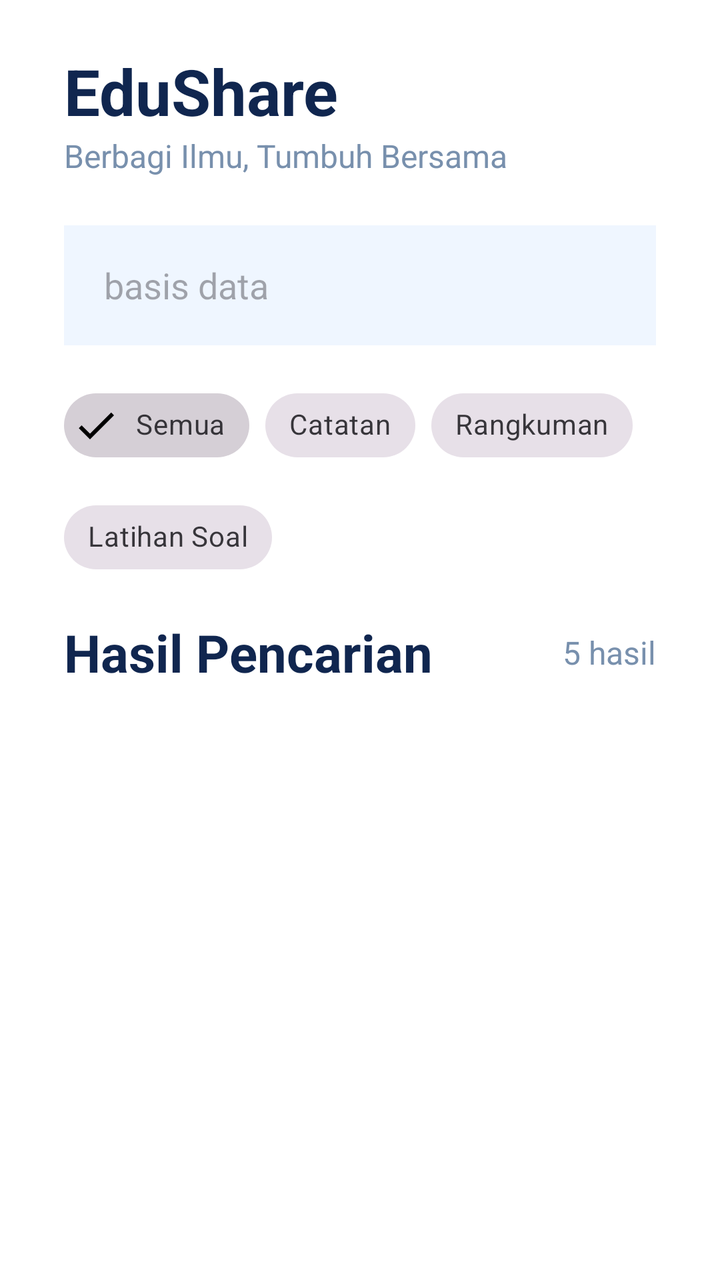
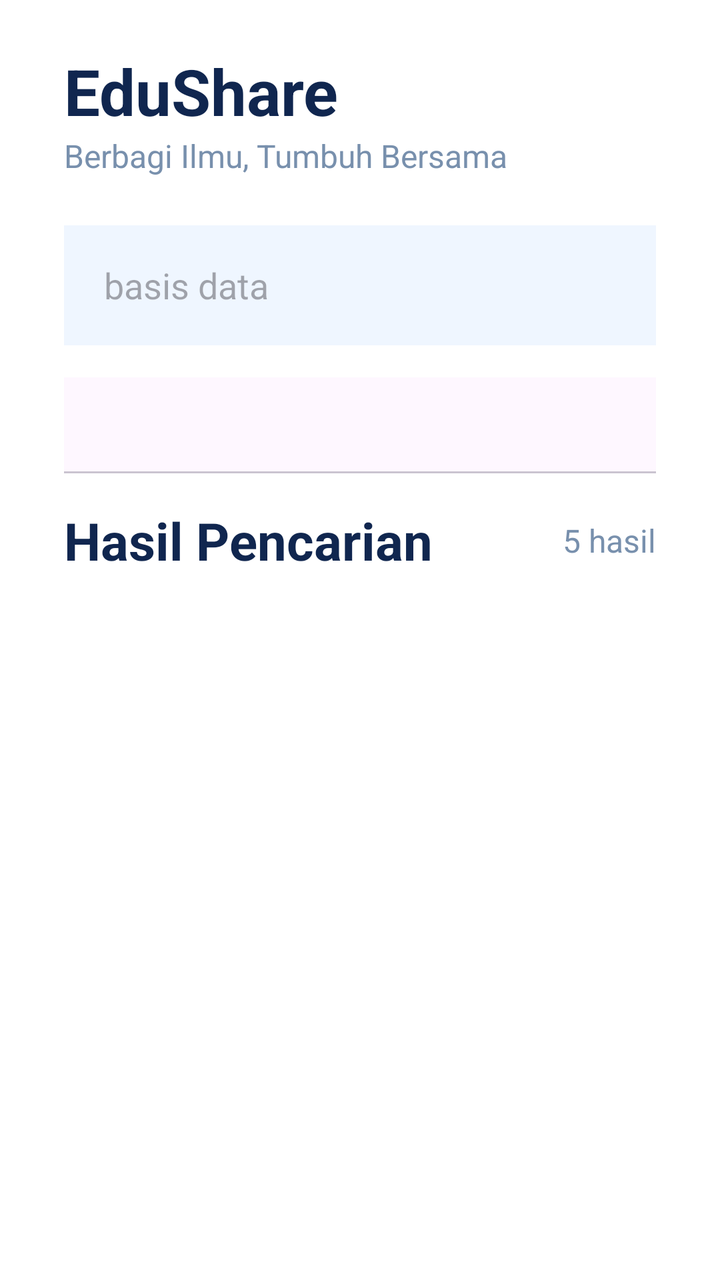

Two renders of the same Android screen: before a commit and after it. Below are the layout's source before the change and the commit's diff.
<!-- AndroidManifest.xml: application theme Theme.Pertemuan3_tia -->
<!-- res/layout/fragment_search.xml -->
<?xml version="1.0" encoding="utf-8"?>
<androidx.constraintlayout.widget.ConstraintLayout
    xmlns:android="http://schemas.android.com/apk/res/android"
    xmlns:app="http://schemas.android.com/apk/res-auto"
    android:layout_width="match_parent"
    android:layout_height="match_parent"
    android:background="@android:color/white">

    <TextView
        android:id="@+id/txtLogo"
        android:layout_width="0dp"
        android:layout_height="wrap_content"
        android:layout_marginStart="32dp"
        android:layout_marginEnd="32dp"
        android:layout_marginTop="24dp"
        android:text="EduShare"
        android:textSize="32sp"
        android:textStyle="bold"
        android:textColor="#10264F"
        app:layout_constraintStart_toStartOf="parent"
        app:layout_constraintEnd_toEndOf="parent"
        app:layout_constraintTop_toTopOf="parent" />

    <TextView
        android:id="@+id/txtSubtitle"
        android:layout_width="0dp"
        android:layout_height="wrap_content"
        android:layout_marginStart="32dp"
        android:layout_marginEnd="32dp"
        android:text="Berbagi Ilmu, Tumbuh Bersama"
        android:textSize="16sp"
        android:textColor="#7890AD"
        app:layout_constraintStart_toStartOf="parent"
        app:layout_constraintEnd_toEndOf="parent"
        app:layout_constraintTop_toBottomOf="@id/txtLogo" />

    <EditText
        android:id="@+id/edtSearch"
        android:layout_width="0dp"
        android:layout_height="60dp"
        android:layout_marginStart="32dp"
        android:layout_marginEnd="32dp"
        android:layout_marginTop="24dp"
        android:hint="basis data"
        android:paddingStart="20dp"
        android:paddingEnd="20dp"
        android:background="#EFF6FF"
        android:singleLine="true"
        app:layout_constraintStart_toStartOf="parent"
        app:layout_constraintEnd_toEndOf="parent"
        app:layout_constraintTop_toBottomOf="@id/txtSubtitle" />

    <com.google.android.material.chip.ChipGroup
        android:id="@+id/chipGroupFilter"
        android:layout_width="0dp"
        android:layout_height="wrap_content"
        android:layout_marginStart="32dp"
        android:layout_marginEnd="16dp"
        android:layout_marginTop="16dp"
        app:singleSelection="true"
        app:selectionRequired="true"
        app:layout_constraintStart_toStartOf="parent"
        app:layout_constraintEnd_toEndOf="parent"
        app:layout_constraintTop_toBottomOf="@id/edtSearch">

        <com.google.android.material.chip.Chip
            android:id="@+id/chipSemua"
            android:layout_width="wrap_content"
            android:layout_height="wrap_content"
            android:checked="true"
            android:text="Semua"
            style="@style/Widget.MaterialComponents.Chip.Filter" />

        <com.google.android.material.chip.Chip
            android:id="@+id/chipCatatan"
            android:layout_width="wrap_content"
            android:layout_height="wrap_content"
            android:text="Catatan"
            style="@style/Widget.MaterialComponents.Chip.Filter" />

        <com.google.android.material.chip.Chip
            android:id="@+id/chipRangkuman"
            android:layout_width="wrap_content"
            android:layout_height="wrap_content"
            android:text="Rangkuman"
            style="@style/Widget.MaterialComponents.Chip.Filter" />

        <com.google.android.material.chip.Chip
            android:id="@+id/chipLatihanSoal"
            android:layout_width="wrap_content"
            android:layout_height="wrap_content"
            android:text="Latihan Soal"
            style="@style/Widget.MaterialComponents.Chip.Filter" />

    </com.google.android.material.chip.ChipGroup>
    <TextView
        android:id="@+id/txtHasil"
        android:layout_width="0dp"
        android:layout_height="wrap_content"
        android:layout_marginStart="32dp"
        android:layout_marginEnd="16dp"
        android:layout_marginTop="16dp"
        android:text="Hasil Pencarian"
        android:textSize="26sp"
        android:textStyle="bold"
        android:textColor="#10264F"
        app:layout_constraintStart_toStartOf="parent"
        app:layout_constraintEnd_toStartOf="@id/txtJumlah"
        app:layout_constraintTop_toBottomOf="@id/chipGroupFilter" />

    <TextView
        android:id="@+id/txtJumlah"
        android:layout_width="wrap_content"
        android:layout_height="wrap_content"
        android:layout_marginEnd="32dp"
        android:text="5 hasil"
        android:textSize="16sp"
        android:textColor="#7890AD"
        app:layout_constraintEnd_toEndOf="parent"
        app:layout_constraintTop_toTopOf="@id/txtHasil"
        app:layout_constraintBottom_toBottomOf="@id/txtHasil" />

    <ListView
        android:id="@+id/listMateri"
        android:layout_width="0dp"
        android:layout_height="0dp"
        android:layout_marginTop="8dp"
        android:divider="@null"
        android:dividerHeight="0dp"
        android:paddingBottom="8dp"
        android:clipToPadding="false"
        app:layout_constraintStart_toStartOf="parent"
        app:layout_constraintEnd_toEndOf="parent"
        app:layout_constraintTop_toBottomOf="@id/txtHasil"
        app:layout_constraintBottom_toBottomOf="parent" />

</androidx.constraintlayout.widget.ConstraintLayout>
<!-- resources referenced by this layout -->
<resources>
  <style name="Theme.Pertemuan3_tia" parent="Base.Theme.Pertemuan3_tia" />
  <style name="Base.Theme.Pertemuan3_tia" parent="Theme.Material3.DayNight.NoActionBar">
          
          
      </style>
</resources>

<!-- the commit's change to res/layout/fragment_search.xml (unified diff, before → after) -->
@@ -50,49 +50,25 @@
         app:layout_constraintEnd_toEndOf="parent"
         app:layout_constraintTop_toBottomOf="@id/txtSubtitle" />
 
-    <com.google.android.material.chip.ChipGroup
-        android:id="@+id/chipGroupFilter"
+    <com.google.android.material.tabs.TabLayout
+        android:id="@+id/tabLayout"
         android:layout_width="0dp"
         android:layout_height="wrap_content"
         android:layout_marginStart="32dp"
-        android:layout_marginEnd="16dp"
+        android:layout_marginEnd="32dp"
         android:layout_marginTop="16dp"
-        app:singleSelection="true"
-        app:selectionRequired="true"
+        app:tabMode="fixed"
+        app:tabGravity="fill"
+        app:tabTextColor="#7890AD"
+        app:tabSelectedTextColor="#10264F"
+        app:tabIndicatorColor="#10264F"
+        app:tabIndicatorHeight="3dp"
+        app:tabIndicatorFullWidth="false"
+        app:tabRippleColor="#E6EEF8"
         app:layout_constraintStart_toStartOf="parent"
         app:layout_constraintEnd_toEndOf="parent"
-        app:layout_constraintTop_toBottomOf="@id/edtSearch">
+        app:layout_constraintTop_toBottomOf="@id/edtSearch" />
 
-        <com.google.android.material.chip.Chip
-            android:id="@+id/chipSemua"
-            android:layout_width="wrap_content"
-            android:layout_height="wrap_content"
-            android:checked="true"
-            android:text="Semua"
-            style="@style/Widget.MaterialComponents.Chip.Filter" />
-
-        <com.google.android.material.chip.Chip
-            android:id="@+id/chipCatatan"
-            android:layout_width="wrap_content"
-            android:layout_height="wrap_content"
-            android:text="Catatan"
-            style="@style/Widget.MaterialComponents.Chip.Filter" />
-
-        <com.google.android.material.chip.Chip
-            android:id="@+id/chipRangkuman"
-            android:layout_width="wrap_content"
-            android:layout_height="wrap_content"
-            android:text="Rangkuman"
-            style="@style/Widget.MaterialComponents.Chip.Filter" />
-
-        <com.google.android.material.chip.Chip
-            android:id="@+id/chipLatihanSoal"
-            android:layout_width="wrap_content"
-            android:layout_height="wrap_content"
-            android:text="Latihan Soal"
-            style="@style/Widget.MaterialComponents.Chip.Filter" />
-
-    </com.google.android.material.chip.ChipGroup>
     <TextView
         android:id="@+id/txtHasil"
         android:layout_width="0dp"
@@ -106,7 +82,7 @@
         android:textColor="#10264F"
         app:layout_constraintStart_toStartOf="parent"
         app:layout_constraintEnd_toStartOf="@id/txtJumlah"
-        app:layout_constraintTop_toBottomOf="@id/chipGroupFilter" />
+        app:layout_constraintTop_toBottomOf="@id/tabLayout" />
 
     <TextView
         android:id="@+id/txtJumlah"
@@ -120,14 +96,11 @@
         app:layout_constraintTop_toTopOf="@id/txtHasil"
         app:layout_constraintBottom_toBottomOf="@id/txtHasil" />
 
-    <ListView
-        android:id="@+id/listMateri"
+    <androidx.viewpager2.widget.ViewPager2
+        android:id="@+id/viewPager"
         android:layout_width="0dp"
         android:layout_height="0dp"
         android:layout_marginTop="8dp"
-        android:divider="@null"
-        android:dividerHeight="0dp"
-        android:paddingBottom="8dp"
         android:clipToPadding="false"
         app:layout_constraintStart_toStartOf="parent"
         app:layout_constraintEnd_toEndOf="parent"
